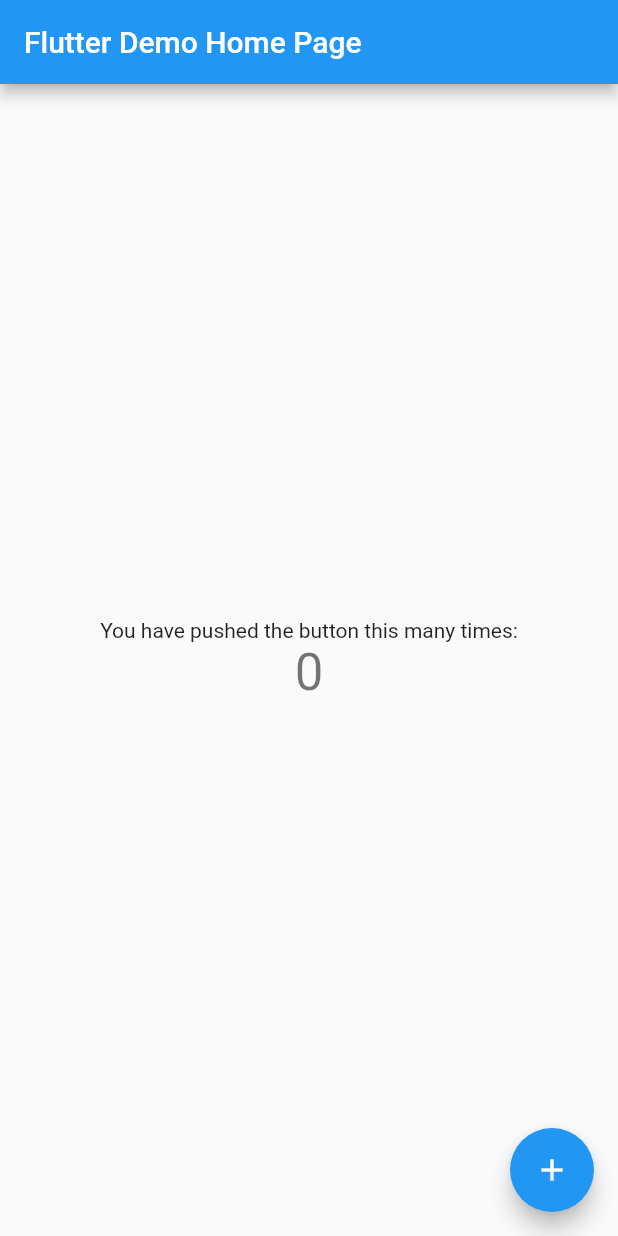
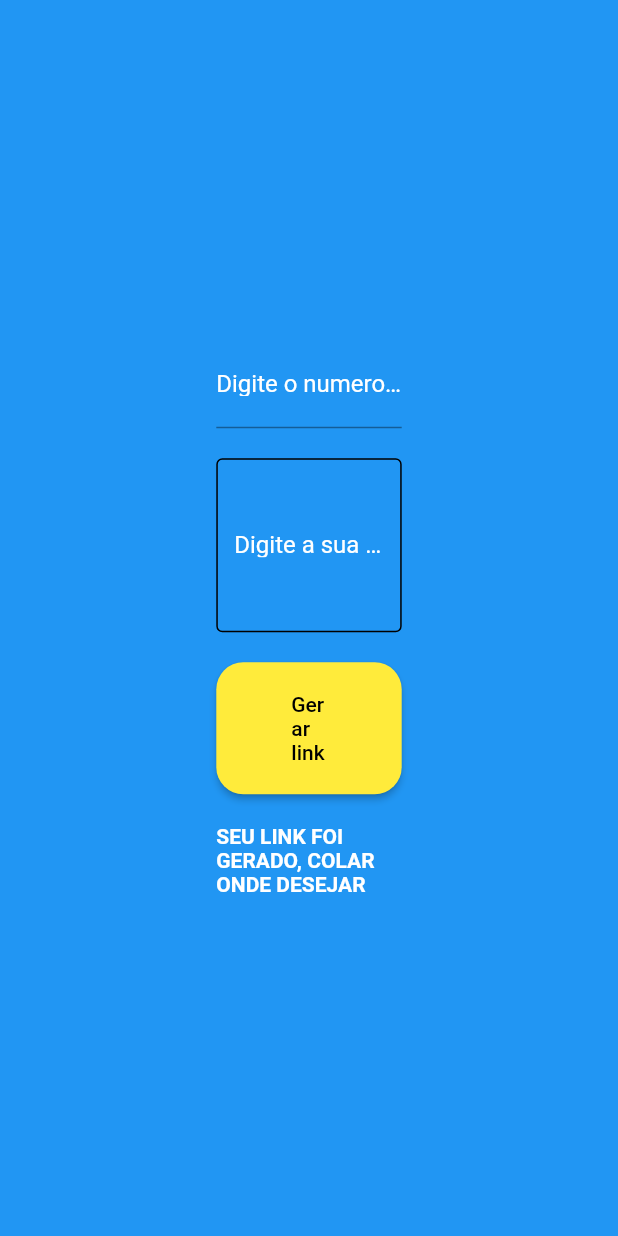
Before and after one commit to Natanlimap/gerador_link_whatsapp, a Flutter app: the screen it shows after launch, on a phone screen of 412 x 824 dp. Run offline on Flutter 3.47's test engine with Material 2 defaults, Android fonts, the light colour scheme and no system bars; missing offline and left inert: clipboard, dart:html.

Commit message:
esqueleto pronto

```diff
--- a/lib/main.dart
+++ b/lib/main.dart
@@ -1,3 +1,6 @@
+import 'dart:html';
+
+import 'package:clipboard/clipboard.dart';
 import 'package:flutter/material.dart';
 
 void main() {
@@ -22,92 +25,87 @@
         // is not restarted.
         primarySwatch: Colors.blue,
       ),
-      home: MyHomePage(title: 'Flutter Demo Home Page'),
+      home: MyHomePage(),
     );
   }
 }
 
 class MyHomePage extends StatefulWidget {
-  MyHomePage({Key key, this.title}) : super(key: key);
-
-  // This widget is the home page of your application. It is stateful, meaning
-  // that it has a State object (defined below) that contains fields that affect
-  // how it looks.
-
-  // This class is the configuration for the state. It holds the values (in this
-  // case the title) provided by the parent (in this case the App widget) and
-  // used by the build method of the State. Fields in a Widget subclass are
-  // always marked "final".
-
-  final String title;
-
   @override
   _MyHomePageState createState() => _MyHomePageState();
 }
 
 class _MyHomePageState extends State<MyHomePage> {
-  int _counter = 0;
+  TextEditingController numeroDeCelular = TextEditingController();
+  TextEditingController mensagem = TextEditingController();
+  gerarLink() {
+    return "https://api.whatsapp.com/send?phone=" +
+        numeroDeCelular.text +
+        "&text=" +
+        converterMensagem();
+  }
 
-  void _incrementCounter() {
-    setState(() {
-      // This call to setState tells the Flutter framework that something has
-      // changed in this State, which causes it to rerun the build method below
-      // so that the display can reflect the updated values. If we changed
-      // _counter without calling setState(), then the build method would not be
-      // called again, and so nothing would appear to happen.
-      _counter++;
-    });
+  converterMensagem() {
+    String mensagemConvertida;
+    mensagemConvertida = mensagem.text.replaceAll(" ", "%20");
+    return mensagemConvertida;
   }
 
   @override
   Widget build(BuildContext context) {
-    // This method is rerun every time setState is called, for instance as done
-    // by the _incrementCounter method above.
-    //
-    // The Flutter framework has been optimized to make rerunning build methods
-    // fast, so that you can just rebuild anything that needs updating rather
-    // than having to individually change instances of widgets.
+    var size = MediaQuery.of(context).size;
     return Scaffold(
-      appBar: AppBar(
-        // Here we take the value from the MyHomePage object that was created by
-        // the App.build method, and use it to set our appbar title.
-        title: Text(widget.title),
-      ),
-      body: Center(
-        // Center is a layout widget. It takes a single child and positions it
-        // in the middle of the parent.
-        child: Column(
-          // Column is also a layout widget. It takes a list of children and
-          // arranges them vertically. By default, it sizes itself to fit its
-          // children horizontally, and tries to be as tall as its parent.
-          //
-          // Invoke "debug painting" (press "p" in the console, choose the
-          // "Toggle Debug Paint" action from the Flutter Inspector in Android
-          // Studio, or the "Toggle Debug Paint" command in Visual Studio Code)
-          // to see the wireframe for each widget.
-          //
-          // Column has various properties to control how it sizes itself and
-          // how it positions its children. Here we use mainAxisAlignment to
-          // center the children vertically; the main axis here is the vertical
-          // axis because Columns are vertical (the cross axis would be
-          // horizontal).
-          mainAxisAlignment: MainAxisAlignment.center,
-          children: <Widget>[
-            Text(
-              'You have pushed the button this many times:',
-            ),
-            Text(
-              '$_counter',
-              style: Theme.of(context).textTheme.headline4,
-            ),
-          ],
-        ),
-      ),
-      floatingActionButton: FloatingActionButton(
-        onPressed: _incrementCounter,
-        tooltip: 'Increment',
-        child: Icon(Icons.add),
-      ), // This trailing comma makes auto-formatting nicer for build methods.
-    );
+        backgroundColor: Colors.blue,
+        body: Center(
+            child: Container(
+          width: size.width * 0.3,
+          child: Column(
+            mainAxisAlignment: MainAxisAlignment.center,
+            children: [
+              TextFormField(
+                controller: numeroDeCelular,
+                decoration: InputDecoration(
+                    focusedBorder: OutlineInputBorder(),
+                    labelStyle: TextStyle(color: Colors.white),
+                    labelText: "Digite o numero de telefone"),
+              ),
+              SizedBox(height: 20),
+              TextFormField(
+                controller: mensagem,
+                minLines: 4,
+                maxLines: 4,
+                decoration: InputDecoration(
+                    enabledBorder: OutlineInputBorder(),
+                    focusedBorder: OutlineInputBorder(),
+                    labelStyle: TextStyle(color: Colors.white),
+                    labelText: "Digite a sua mensagem"),
+              ),
+              SizedBox(height: 20),
+              RaisedButton(
+                padding: EdgeInsets.symmetric(horizontal: 50, vertical: 20),
+                color: Colors.yellow,
+                shape: RoundedRectangleBorder(
+                  borderRadius: BorderRadius.circular(18.0),
+                ),
+                child: Text(
+                  "Gerar link",
+                  style: TextStyle(color: Colors.black),
+                ),
+                onPressed: () {
+                  FlutterClipboard.copy(gerarLink())
+                      .then((value) => print("copiei"));
+                },
+              ),
+              SizedBox(
+                height: 20,
+              ),
+              Text(
+                "SEU LINK FOI GERADO, COLAR ONDE DESEJAR",
+                style:
+                    TextStyle(color: Colors.white, fontWeight: FontWeight.bold),
+              )
+            ],
+          ),
+        )));
   }
 }
--- a/pubspec.yaml
+++ b/pubspec.yaml
@@ -28,6 +28,7 @@
   # The following adds the Cupertino Icons font to your application.
   # Use with the CupertinoIcons class for iOS style icons.
   cupertino_icons: ^1.0.0
+  clipboard: ^0.1.2+8
 
 dev_dependencies:
   flutter_test:
```
Also changed, not shown: pubspec.lock.
